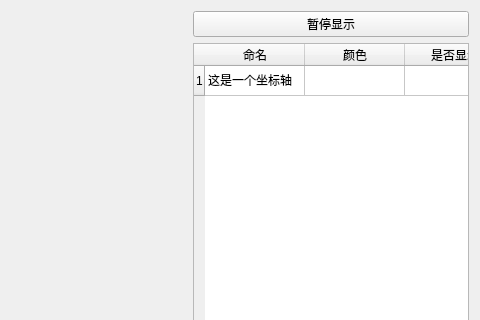
The window that components/Charts/charts_next.ui (xutongxin1/WirelessMonitor) describes before a commit, drawn with Qt 5; both pictures show x 600 to 1080 and y 0 to 320 of the 1080 by 720 pixel window.
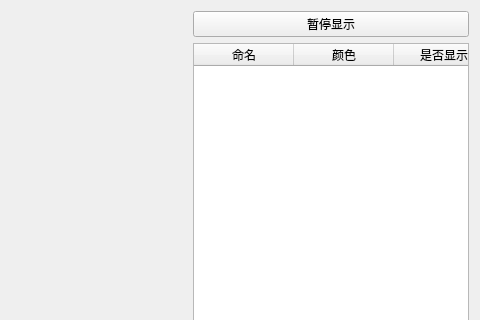
The same window after the commit. Custom widgets are drawn as their Qt base class.

Commit message: 修改了charts

What changed in the file:
```diff
--- a/components/Charts/charts_next.ui
+++ b/components/Charts/charts_next.ui
@@ -45,11 +45,6 @@
        </item>
        <item>
         <widget class="QTableWidget" name="line_table">
-         <row>
-          <property name="text">
-           <string>1</string>
-          </property>
-         </row>
          <column>
           <property name="text">
            <string>命名</string>
@@ -65,21 +60,6 @@
            <string>是否显示</string>
           </property>
          </column>
-         <item row="0" column="0">
-          <property name="text">
-           <string>这是一个坐标轴</string>
-          </property>
-         </item>
-         <item row="0" column="1">
-          <property name="text">
-           <string/>
-          </property>
-         </item>
-         <item row="0" column="2">
-          <property name="text">
-           <string/>
-          </property>
-         </item>
         </widget>
        </item>
       </layout>
```
The commit also changes 2136 other files.
